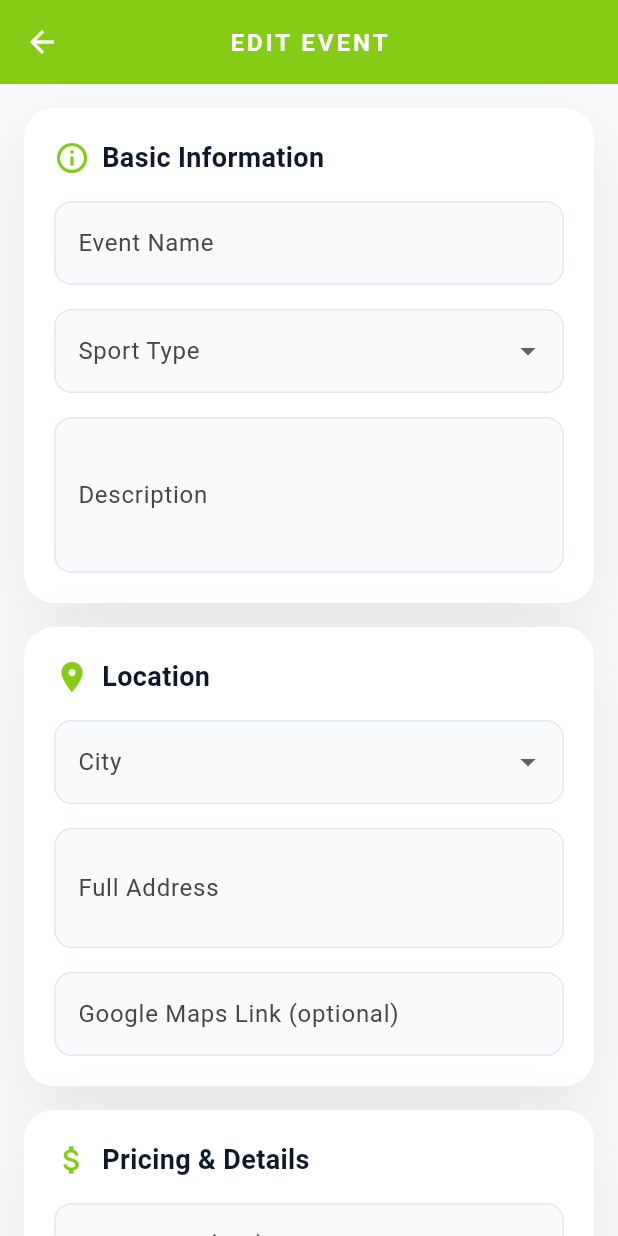
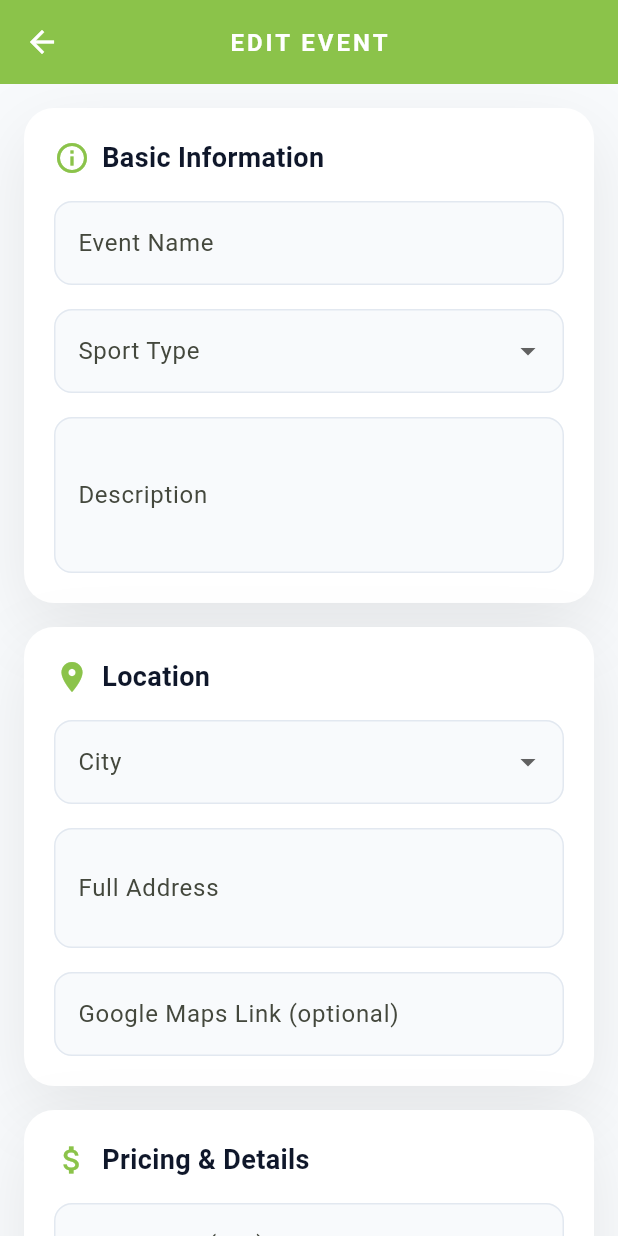
Before and after one commit to PBP-C02/movebuddy, a Flutter app: the EditEventForm screen opened directly with empty values, on a phone screen of 412 x 824 dp. Run offline on Flutter 3.47's test engine with Material 3 defaults, Android fonts, the phone set to English and light mode, and no system bars; our stand-ins replace image_picker; missing offline and left inert: pbp_django_auth.

Commit message:
Last UI changes

```diff
--- a/lib/Event/event_config.dart
+++ b/lib/Event/event_config.dart
@@ -1,5 +1,4 @@
 class EventConfig {
-  // Base domain only (no app prefix), so Event endpoints resolve correctly.
   static const String baseUrl = String.fromEnvironment(
     'MOVE_BUDDY_BASE_URL',
     defaultValue: 'https://ari-darrell-movebuddy.pbp.cs.ui.ac.id',
--- a/lib/Event/screens/edit_event_form.dart
+++ b/lib/Event/screens/edit_event_form.dart
@@ -36,7 +36,6 @@ class _EditEventFormState extends State<EditEventForm> {
   void initState() {
     super.initState();
 
-    // Initialize with existing event data
     _name = widget.event.name;
     _sportType = widget.event.sportType;
     _description = widget.event.description;
@@ -49,7 +48,6 @@ class _EditEventFormState extends State<EditEventForm> {
     _category = widget.event.category;
     _status = widget.event.status;
 
-    // Initialize selected dates from event schedules
     if (widget.event.schedules != null) {
       selectedDates = widget.event.schedules!.map((s) => s.date).toList();
     }
@@ -65,7 +63,7 @@ class _EditEventFormState extends State<EditEventForm> {
         return Theme(
           data: Theme.of(context).copyWith(
             colorScheme: const ColorScheme.light(
-              primary: Color(0xFF84CC16),
+              primary: Color(0xFF8BC34A),
               onPrimary: Colors.white,
               surface: Colors.white,
               onSurface: Colors.black,
@@ -97,7 +95,7 @@ class _EditEventFormState extends State<EditEventForm> {
           ),
         ),
         centerTitle: true,
-        backgroundColor: const Color(0xFF84CC16),
+        backgroundColor: const Color(0xFF8BC34A),
         foregroundColor: Colors.white,
         elevation: 0,
       ),
@@ -234,7 +232,7 @@ class _EditEventFormState extends State<EditEventForm> {
                       icon: const Icon(Icons.add),
                       label: const Text('Add Date'),
                       style: ElevatedButton.styleFrom(
-                        backgroundColor: const Color(0xFF84CC16),
+                        backgroundColor: const Color(0xFF8BC34A),
                         foregroundColor: Colors.white,
                         shape: RoundedRectangleBorder(
                           borderRadius: BorderRadius.circular(12),
@@ -268,7 +266,7 @@ class _EditEventFormState extends State<EditEventForm> {
                 height: 56,
                 child: ElevatedButton(
                   style: ElevatedButton.styleFrom(
-                    backgroundColor: const Color(0xFF84CC16),
+                    backgroundColor: const Color(0xFF8BC34A),
                     foregroundColor: Colors.white,
                     shape: RoundedRectangleBorder(
                       borderRadius: BorderRadius.circular(16),
@@ -367,7 +365,7 @@ class _EditEventFormState extends State<EditEventForm> {
         children: [
           Row(
             children: [
-              Icon(icon, color: const Color(0xFF84CC16), size: 24),
+              Icon(icon, color: const Color(0xFF8BC34A), size: 24),
               const SizedBox(width: 8),
               Text(
                 title,
@@ -412,7 +410,7 @@ class _EditEventFormState extends State<EditEventForm> {
         ),
         focusedBorder: OutlineInputBorder(
           borderRadius: BorderRadius.circular(12),
-          borderSide: const BorderSide(color: Color(0xFF84CC16), width: 2),
+          borderSide: const BorderSide(color: Color(0xFF8BC34A), width: 2),
         ),
       ),
       maxLines: maxLines,
@@ -444,7 +442,7 @@ class _EditEventFormState extends State<EditEventForm> {
         ),
         focusedBorder: OutlineInputBorder(
           borderRadius: BorderRadius.circular(12),
-          borderSide: const BorderSide(color: Color(0xFF84CC16), width: 2),
+          borderSide: const BorderSide(color: Color(0xFF8BC34A), width: 2),
         ),
       ),
       items: items,
@@ -456,7 +454,7 @@ class _EditEventFormState extends State<EditEventForm> {
     ScaffoldMessenger.of(context).showSnackBar(
       SnackBar(
         content: Text(message),
-        backgroundColor: isError ? Colors.red : const Color(0xFF84CC16),
+        backgroundColor: isError ? Colors.red : const Color(0xFF8BC34A),
         behavior: SnackBarBehavior.floating,
         shape: RoundedRectangleBorder(borderRadius: BorderRadius.circular(12)),
       ),
```
Also changed, not shown: lib/Event/screens/add_event_form.dart (+0 -14 lines), lib/Event/screens/event_detail_page.dart (+39 -31 lines), lib/Event/screens/event_list_page.dart (+3 -11 lines).
